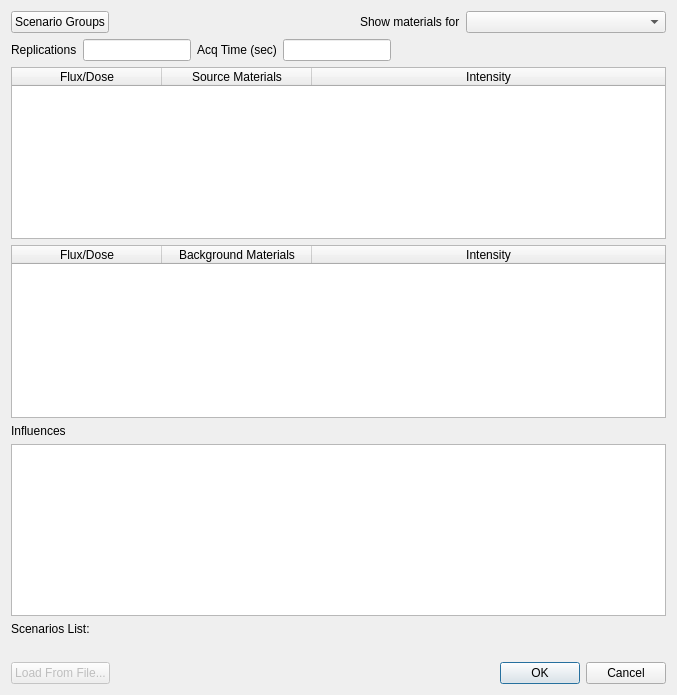
First picture: the form in src/ui/create_scenario_dialog.ui, repository LLNL/RASE, before the edit.
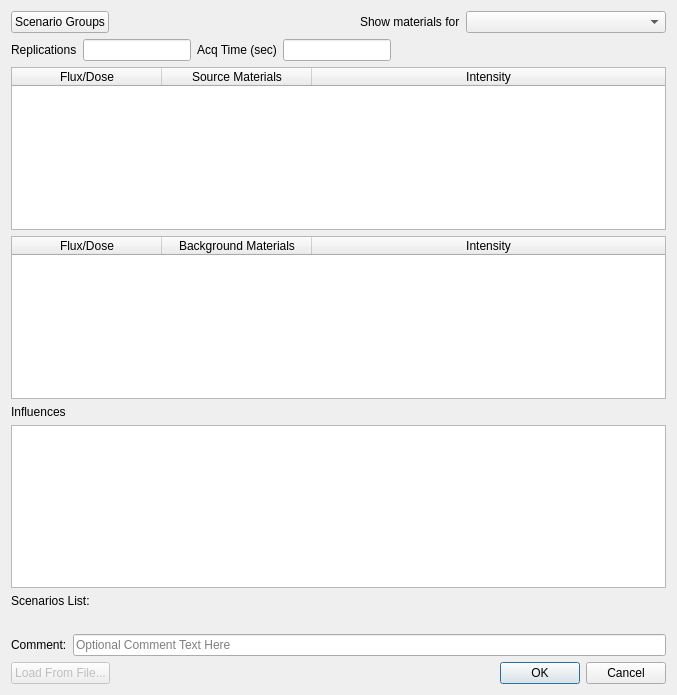
Second picture: the form after the edit.

```diff
--- a/src/ui/create_scenario_dialog.ui
+++ b/src/ui/create_scenario_dialog.ui
@@ -260,6 +260,30 @@
      </property>
     </widget>
    </item>
+   <item>
+    <layout class="QHBoxLayout" name="horizontalLayout_3">
+     <property name="topMargin">
+      <number>0</number>
+     </property>
+     <property name="rightMargin">
+      <number>0</number>
+     </property>
+     <item>
+      <widget class="QLabel" name="label">
+       <property name="text">
+        <string>Comment:</string>
+       </property>
+      </widget>
+     </item>
+     <item>
+      <widget class="QLineEdit" name="txtComment">
+       <property name="placeholderText">
+        <string>Optional Comment Text Here</string>
+       </property>
+      </widget>
+     </item>
+    </layout>
+   </item>
    <item>
     <layout class="QHBoxLayout" name="horizontalLayout_2">
      <item>
```
